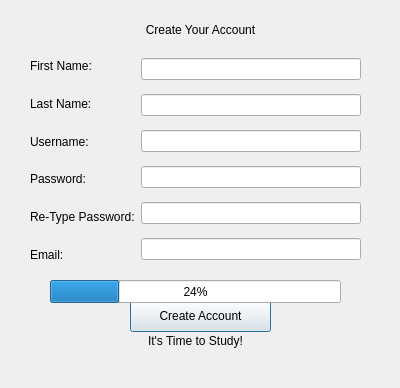
Above: StudyGroupFormer/CreateUser.ui from vu035/StudyGroupApp before the change. Below: the same form after it.
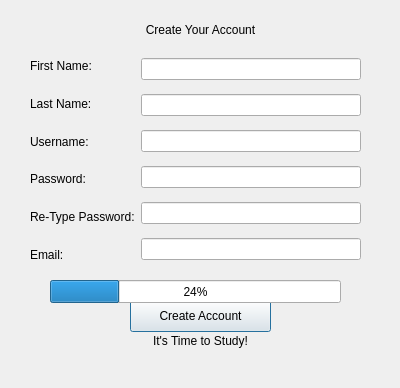
That is the form after the change.

What changed in the file:
```diff
--- a/StudyGroupFormer/CreateUser.ui
+++ b/StudyGroupFormer/CreateUser.ui
@@ -148,7 +148,7 @@
     <rect>
      <x>90</x>
      <y>330</y>
-     <width>211</width>
+     <width>221</width>
      <height>21</height>
     </rect>
    </property>
```
